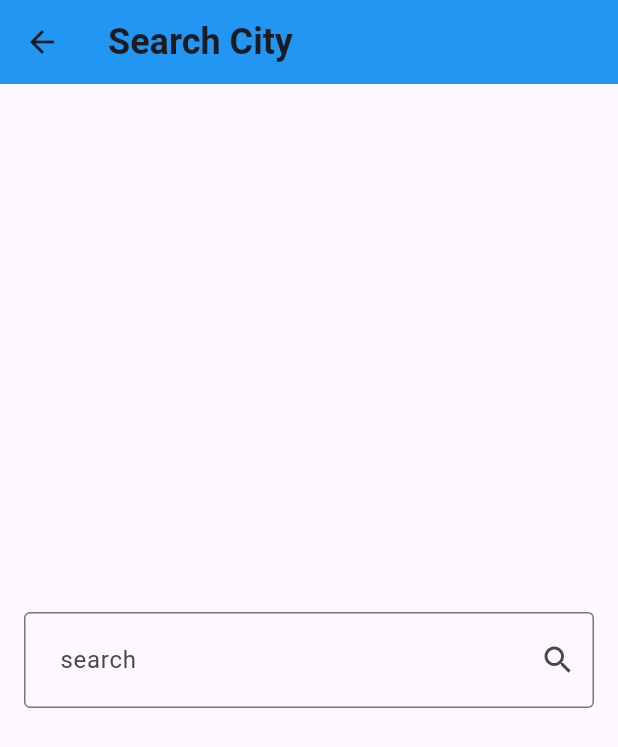
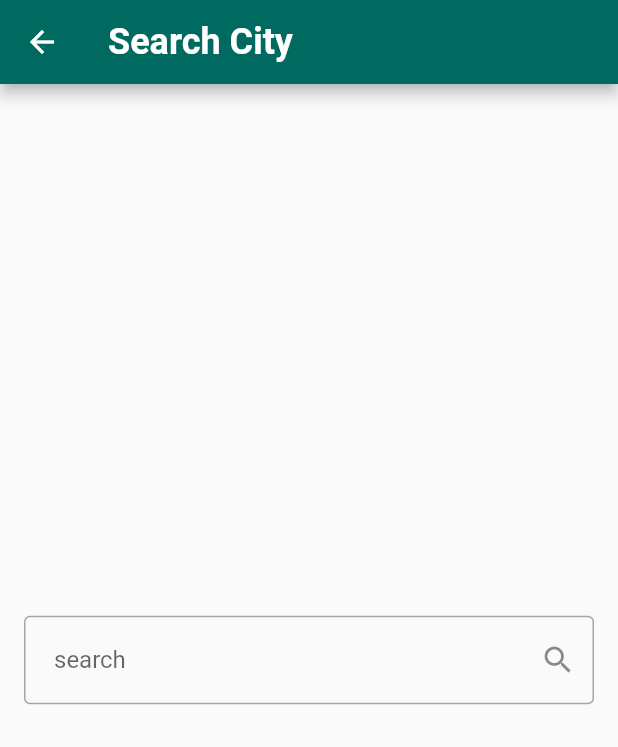
Before and after one commit to mohmdadl/weather_app, a Flutter app: the screen it shows after launch, after a tap on the "search" icon, on a phone screen of 412 x 824 dp. Shown: the top 747 px of the screen. Run offline on Flutter 3.47's test engine with Material 3 defaults, Android fonts, the phone set to English and light mode, and no system bars; our stand-ins replace dio, flutter_bloc.

Commit message:
set theme to each weather state

```diff
--- /dev/null
+++ b/devtools_options.yaml
@@ -0,0 +1,3 @@
+description: This file stores settings for Dart & Flutter DevTools.
+documentation: https://docs.flutter.dev/tools/devtools/extensions#configure-extension-enablement-states
+extensions:
--- /dev/null
+++ b/lib/common/get_weather_color.dart
@@ -0,0 +1,67 @@
+import 'package:flutter/material.dart';
+
+MaterialColor getWeatherColor(String? dayCondition) {
+  if (dayCondition == null) {
+    return Colors.teal; // Default color when condition is null
+  }
+
+  switch (dayCondition) {
+    case 'Sunny':
+    case 'Clear':
+    case 'Partly cloudy':
+      return Colors.orange;
+
+    case 'Mist':
+    case 'Fog':
+    case 'Freezing fog':
+    case 'Cloudy':
+    case 'Overcast':
+      return Colors.grey;
+
+    case 'Patchy rain possible':
+    case 'Light drizzle':
+    case 'Light rain':
+    case 'Patchy light rain':
+    case 'Light rain shower':
+      return Colors.lightBlue;
+
+    case 'Moderate rain':
+    case 'Heavy rain':
+    case 'Torrential rain shower':
+    case 'Moderate or heavy rain shower':
+    case 'Patchy freezing drizzle possible':
+    case 'Freezing drizzle':
+    case 'Heavy freezing drizzle':
+      return Colors.blue;
+
+    case 'Patchy snow possible':
+    case 'Light snow':
+    case 'Patchy light snow':
+    case 'Light snow showers':
+      return Colors.cyan;
+
+    case 'Moderate snow':
+    case 'Heavy snow':
+    case 'Blizzard':
+    case 'Moderate or heavy snow showers':
+      return Colors.indigo;
+
+    case 'Thundery outbreaks possible':
+    case 'Patchy light rain with thunder':
+    case 'Moderate or heavy rain with thunder':
+      return Colors.deepPurple;
+
+    case 'Patchy sleet possible':
+    case 'Light sleet':
+    case 'Moderate or heavy sleet':
+      return Colors.teal;
+
+    case 'Ice pellets':
+    case 'Light showers of ice pellets':
+    case 'Moderate or heavy showers of ice pellets':
+      return Colors.purple;
+
+    default:
+      return Colors.blue; // Default color for unknown conditions
+  }
+}
--- a/lib/cubit/getWeatherCubit/get_weather_cubit.dart
+++ b/lib/cubit/getWeatherCubit/get_weather_cubit.dart
@@ -1,17 +1,19 @@
 import 'package:dio/dio.dart';
 import 'package:flutter_bloc/flutter_bloc.dart';
 import 'package:weather_app/cubit/getWeatherCubit/weather_states.dart';
+import 'package:weather_app/models/weather_model.dart';
 import 'package:weather_app/services/weather_service.dart';
 
 class GetWeatherCubit extends Cubit<SuperState> {
+   WeatherModel? weatherModel;
   GetWeatherCubit():super(NoWeatherState());
 
   getWeather({required String cityName})async {
     try {
-      var weatherModel =
+       weatherModel =
           await WeatherService(dio: Dio()).getWeather(cityName);
       emit(
-        WeatherLoadedState(weatherModel: weatherModel),
+        WeatherLoadedState(),
       );
     } catch (e) {
       emit(
--- a/lib/cubit/getWeatherCubit/weather_states.dart
+++ b/lib/cubit/getWeatherCubit/weather_states.dart
@@ -1,11 +1,6 @@
-import 'package:weather_app/models/weather_model.dart';
-
 class SuperState {}
 
-class WeatherLoadedState extends SuperState {
-  final WeatherModel weatherModel;
-  WeatherLoadedState({required this.weatherModel});
-}
+class WeatherLoadedState extends SuperState {}
 
 class NoWeatherState extends SuperState {}
 
--- a/lib/main.dart
+++ b/lib/main.dart
@@ -1,10 +1,13 @@
 import 'package:flutter/material.dart';
 import 'package:flutter_bloc/flutter_bloc.dart';
 import 'package:weather_app/cubit/getWeatherCubit/get_weather_cubit.dart';
+import 'package:weather_app/cubit/getWeatherCubit/weather_states.dart';
 import 'package:weather_app/screens/home_screen.dart';
 
+import 'common/get_weather_color.dart';
+
 void main() {
-  runApp(const  WeatherApp());
+  runApp(const WeatherApp());
 }
 
 class WeatherApp extends StatelessWidget {
@@ -14,10 +17,23 @@ class WeatherApp extends StatelessWidget {
   Widget build(BuildContext context) {
     return BlocProvider(
       create: (context) => GetWeatherCubit(),
-      child: const MaterialApp(
-        debugShowCheckedModeBanner: false,
-        home: HomeScreen(),
-      ),
+      child:
+          BlocBuilder<GetWeatherCubit, SuperState>(builder: (context, state) {
+        final weatherCondition =
+            context.watch<GetWeatherCubit>().weatherModel?.weatherState;
+        return MaterialApp(
+          theme: ThemeData(
+
+            colorScheme: ColorScheme.fromSeed(
+              seedColor: getWeatherColor(weatherCondition),
+              dynamicSchemeVariant: DynamicSchemeVariant.vibrant,
+            ),
+            useMaterial3: false,
+          ),
+          debugShowCheckedModeBanner: false,
+          home: const HomeScreen(),
+        );
+      }),
     );
   }
 }
--- a/lib/screens/home_screen.dart
+++ b/lib/screens/home_screen.dart
@@ -13,8 +13,6 @@ class HomeScreen extends StatelessWidget {
   Widget build(BuildContext context) {
     return Scaffold(
       appBar: AppBar(
-        backgroundColor: Colors.blue,
-        elevation: 0,
         title: const Padding(
           padding: EdgeInsets.symmetric(horizontal: 8),
           child: Text(
@@ -43,6 +41,7 @@ class HomeScreen extends StatelessWidget {
               icon: const Icon(
                 Icons.search,
                 size: 30,
+                color: Colors.black,
               ),
             ),
           ),
@@ -50,13 +49,12 @@ class HomeScreen extends StatelessWidget {
       ),
       body: BlocBuilder<GetWeatherCubit, SuperState>(builder: (context, state) {
         if (state is WeatherLoadedState) {
-          return Weather(weatherModel: state.weatherModel,);
+          return Weather();
         } else if (state is NoWeatherState) {
-          return NoWeather();
+          return const NoWeather();
         } else {
-          return Text('oops,there was an error!');
+          return const Center(child: Text('oops,there was an error!'));
         }
-        ;
       }),
     );
   }
--- a/lib/screens/search_screen.dart
+++ b/lib/screens/search_screen.dart
@@ -2,39 +2,79 @@ import 'package:flutter/material.dart';
 import 'package:flutter_bloc/flutter_bloc.dart';
 import 'package:weather_app/cubit/getWeatherCubit/get_weather_cubit.dart';
 
-class SearchScreen extends StatelessWidget {
+import '../main.dart';
+import '../common/get_weather_color.dart';
+
+class SearchScreen extends StatefulWidget {
   const SearchScreen({super.key});
 
   @override
+  State<SearchScreen> createState() => _SearchScreenState();
+}
+
+class _SearchScreenState extends State<SearchScreen> {
+  final FocusNode _focusNode = FocusNode();
+  TextEditingController _controller = TextEditingController();
+
+  @override
+  void initState() {
+    super.initState();
+    _focusNode.addListener(() {
+      if (!_focusNode.hasFocus) {
+        FocusScope.of(context)
+            .unfocus();
+      }
+    });
+  }
+
+
+
+  void _searchCity() {
+    String cityName = _controller.text.trim();
+    if (cityName.isNotEmpty) {
+      FocusScope.of(context).unfocus();
+      BlocProvider.of<GetWeatherCubit>(context).getWeather(cityName: cityName);
+      Navigator.pop(context);
+    }
+  }
+
+  @override
   Widget build(BuildContext context) {
+    final weatherCondition =
+        context.watch<GetWeatherCubit>().weatherModel?.weatherState;
     return Scaffold(
       appBar: AppBar(
-        backgroundColor: Colors.blue,
-        elevation: 0,
         title: const Text(
           'Search City',
           style: TextStyle(
             fontWeight: FontWeight.bold,
             fontSize: 24,
-            // color: Colors.white,
           ),
         ),
       ),
       body: Padding(
         padding: const EdgeInsets.symmetric(horizontal: 16),
         child: Center(
-          child: TextField(
-            onSubmitted: (cityName) {
-              GetWeatherCubit getWeatherCubit =
-                  BlocProvider.of<GetWeatherCubit>(context);
-              getWeatherCubit.getWeather(cityName: cityName);
-              Navigator.pop(context);
+          child: TextFormField(
+            controller: _controller,
+            focusNode: _focusNode,
+
+            onTapOutside: (event) {
+              FocusScope.of(context).unfocus();
             },
-            decoration: const InputDecoration(
+            onFieldSubmitted: (cityName) {
+              FocusScope.of(context).unfocus();
+              _searchCity();
+            },
+            decoration: InputDecoration(
               label: Text('search'),
               hintText: 'Enter City Name',
               contentPadding: EdgeInsets.all(20),
-              suffixIcon: Icon(Icons.search),
+              suffixIcon: IconButton(
+                onPressed: _searchCity,
+                icon: Icon(Icons.search),
+                // color: getWeatherColor(weatherCondition)
+              ),
               border: OutlineInputBorder(),
             ),
           ),
--- a/lib/widgets/weather.dart
+++ b/lib/widgets/weather.dart
@@ -1,20 +1,26 @@
 import 'package:flutter/material.dart';
+import 'package:flutter_bloc/flutter_bloc.dart';
+import 'package:weather_app/cubit/getWeatherCubit/get_weather_cubit.dart';
+import 'package:weather_app/main.dart';
 import 'package:weather_app/models/weather_model.dart';
 import '../common/themes.dart';
+import '../common/get_weather_color.dart';
 
 class Weather extends StatelessWidget {
-  WeatherModel weatherModel;
-  Weather({super.key, required this.weatherModel});
+  Weather({super.key});
 
   @override
   Widget build(BuildContext context) {
+    WeatherModel weatherModel =
+        BlocProvider.of<GetWeatherCubit>(context).weatherModel!;
     return Container(
-      decoration: const BoxDecoration(
+      decoration: BoxDecoration(
         gradient: LinearGradient(
           colors: [
-            Colors.blue,
-            Color(0xFFB2EBF2),
-          ],
+            getWeatherColor(weatherModel.weatherState),
+            getWeatherColor(weatherModel.weatherState)[300]!,
+            getWeatherColor(weatherModel.weatherState)[50]!,
+           ],
           begin: Alignment.topCenter,
           end: Alignment.bottomCenter,
         ),
```
Also changed, not shown: 1 other file.
